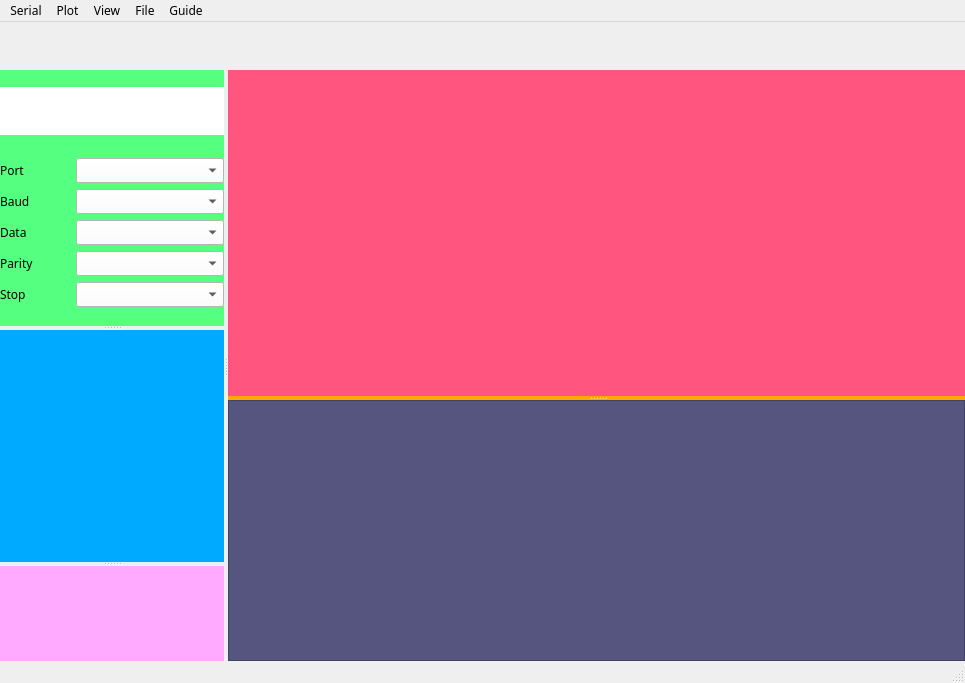
First picture: the form in src/mainwindow.ui, repository sangko-dgq/SerialAir, before the edit.
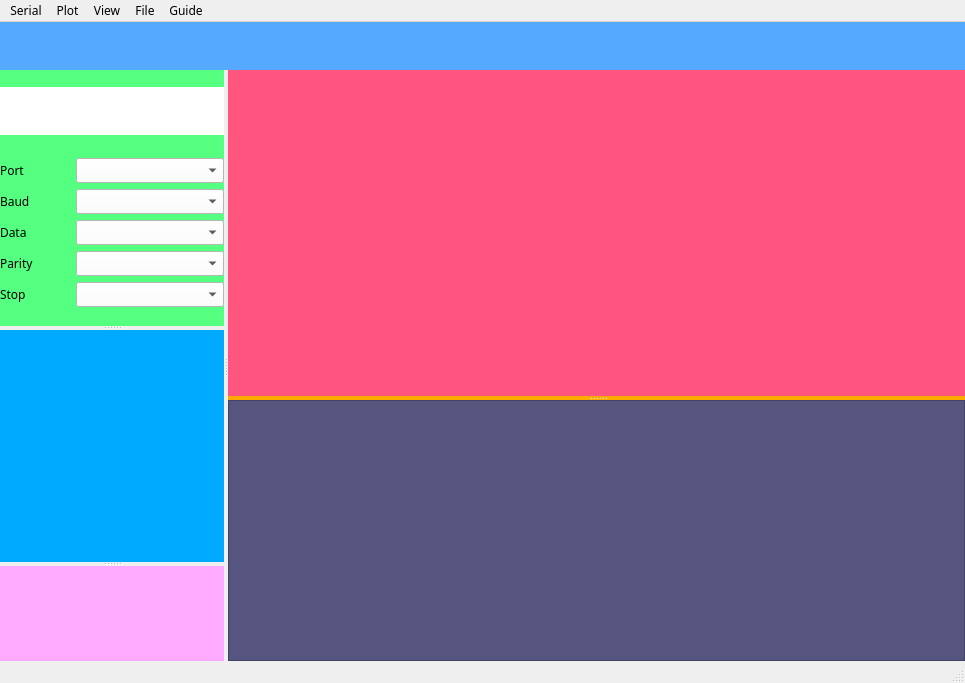
Second picture: the form after the edit.

Patch:
```diff
--- a/src/mainwindow.ui
+++ b/src/mainwindow.ui
@@ -423,6 +423,9 @@
         <height>48</height>
        </size>
       </property>
+      <property name="styleSheet">
+       <string notr="true">background-color: rgb(85, 170, 255);</string>
+      </property>
      </widget>
     </item>
    </layout>
```
